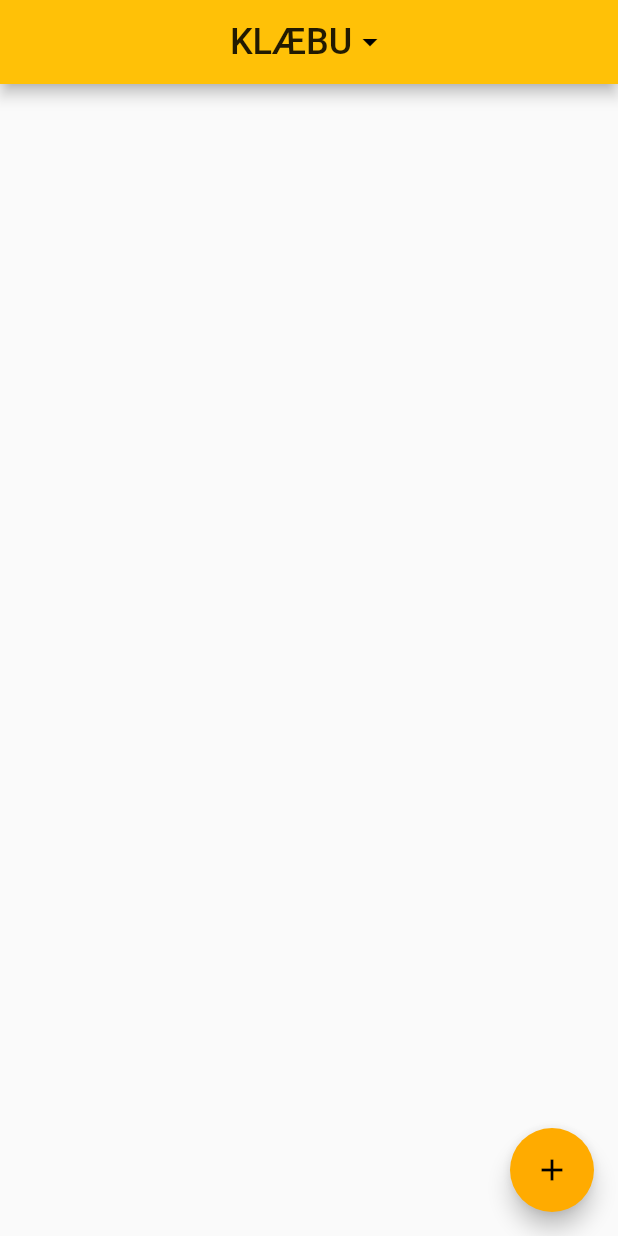
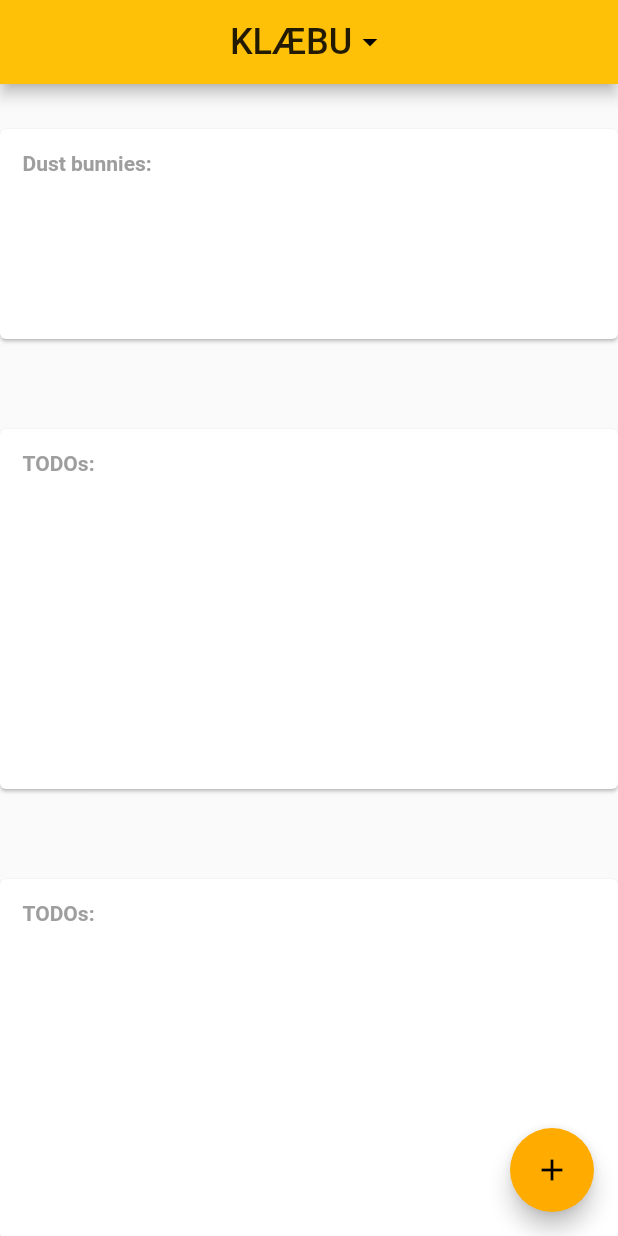
Before and after one commit to nicklasbekkevold/hybelkaninen, a Flutter app: the screen it shows after launch, on a phone screen of 412 x 824 dp. Run offline on Flutter 3.47's test engine with Material 2 defaults, Android fonts, the phone set to English and light mode, and no system bars; our stand-ins replace cloud_firestore; accounts and stored records are empty.

Commit message:
Added cards

```diff
--- a/lib/main.dart
+++ b/lib/main.dart
@@ -20,7 +20,7 @@ class Hybelkaninen extends StatelessWidget {
         textTheme: TextTheme(
           title: TextStyle(fontSize: 24.0, ),
           headline: TextStyle(fontSize: 24.0, fontWeight: FontWeight.bold),
-          body1: TextStyle(fontSize: 14.0, fontFamily: 'Hind'),
+          body1: TextStyle(fontSize: 14.0, color: Colors.grey, fontWeight: FontWeight.bold),
         ),
       ),
       home: HomePage(),
--- a/lib/screens/home_page.dart
+++ b/lib/screens/home_page.dart
@@ -2,6 +2,7 @@ import 'package:flutter/material.dart';
 
 import './main_widgets/dust_bunnies.dart';
 import './main_widgets/tasks.dart';
+import './main_widgets/stateful_tasks.dart';
 
 
 class HomePage extends StatefulWidget {
@@ -21,7 +22,7 @@ class _HomePageState extends State<HomePage> {
     return () async {
       String selected = await showMenu<String>(
         context: context,
-        position: RelativeRect.fromLTRB(145.0, 90.0, 200.0, 0.0),
+        position: RelativeRect.fromLTRB(120.0, 90.0, 200.0, 0.0),
         items: popupRoutes.map((String popupRoute) {
           return PopupMenuItem<String>(
               child: Text(popupRoute),
@@ -57,9 +58,13 @@ class _HomePageState extends State<HomePage> {
       ),
       body: Center(
         child: Container(
+          //padding: EdgeInsets.symmetric(vertical: 20.0),
           child: ListView(
             children: <Widget>[
                 DustBunnies(),
+                //Taskers(),
+                Tasks(),
+                Tasks(),
                 Tasks(),
             ]
           ),
--- a/lib/screens/main_widgets/dust_bunnies.dart
+++ b/lib/screens/main_widgets/dust_bunnies.dart
@@ -7,10 +7,20 @@ class DustBunnies extends StatelessWidget {
   @override
   Widget build(BuildContext context) {
     return Container(
-      padding: EdgeInsets.all(30.0),
-      height: 180.0,
+      padding: EdgeInsets.symmetric(vertical: 30.0),
+      height: 200.0,
+      child: Card(
+        margin: EdgeInsets.all(0.0),
+        child: Column(
+          crossAxisAlignment: CrossAxisAlignment.start ,
+          children: <Widget>[
+            Container(
+              padding: EdgeInsets.all(15.0),
+              child: Text('Dust bunnies: ', style: Theme.of(context).textTheme.body1,)
+            ),
+            Expanded(
               child: StreamBuilder(
-        stream: Firestore.instance.collection('users').snapshots(),
+                stream: Firestore.instance.collection('users').orderBy('points').snapshots(),
                 builder: (context, snapshot) {
                   if(!snapshot.hasData) {
                     return CircularProgressIndicator();
@@ -22,6 +32,10 @@ class DustBunnies extends StatelessWidget {
                     itemBuilder: (context, index) => _buildListItem(context, snapshot.data.documents[index]),
                   );
                 }
+              ),
+            ),
+          ]
+        ),
       ),
     );
   }
--- a/lib/screens/main_widgets/tasks.dart
+++ b/lib/screens/main_widgets/tasks.dart
@@ -7,8 +7,18 @@ class Tasks extends StatelessWidget {
   @override
   Widget build(BuildContext context) {
     return Container(
-      padding: EdgeInsets.symmetric(vertical: 20.0),
-      height: 180.0,
+      padding: EdgeInsets.symmetric(vertical: 30.0),
+      height: 300.0,
+      child: Card(
+        margin: EdgeInsets.all(0.0),
+        child: Column(
+          crossAxisAlignment: CrossAxisAlignment.start ,
+          children: <Widget>[
+            Container(
+              padding: EdgeInsets.all(15.0),
+              child: Text('TODOs: ', style: Theme.of(context).textTheme.body1,)
+            ),
+            Expanded(
               child: StreamBuilder(
                 stream: Firestore.instance.collection('tasks').snapshots(),
                 builder: (context, snapshot) {
@@ -21,6 +31,10 @@ class Tasks extends StatelessWidget {
                     itemBuilder: (context, index) => _buildListItem(context, snapshot.data.documents[index]),
                   );
                 }
+              ),
+            ),
+          ]
+        ),
       ),
     );
   }
```
Also changed, not shown: lib/screens/main_widgets/stateful_tasks.dart (+63 -0 lines). Lines whose indentation alone changed are shown as unchanged.
